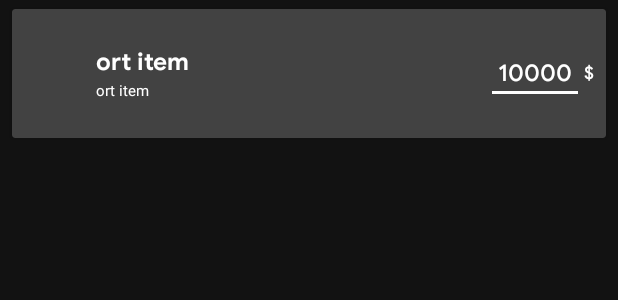
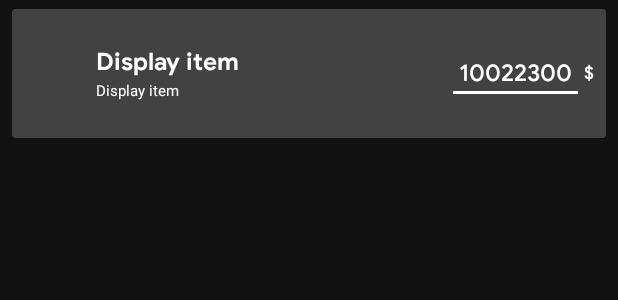
Before and after one commit to Akshshr/Revolut.Exchange, an Android app: the layout row_currencies.xml on its own in the app's theme, with its tools: preview values and no code run, on a phone screen of 412 x 824 dp. Shown: the top 300 px of the screen. Run offline under Robolectric (Android 15) with nearby library versions, the light colour scheme and no system bars.

Commit message:
Simple and easy

```diff
--- a/app/build.gradle
+++ b/app/build.gradle
@@ -59,12 +59,11 @@ dependencies {
     testImplementation 'junit:junit:4.12'
     androidTestImplementation 'androidx.test.ext:junit:1.1.1'
     androidTestImplementation 'androidx.test.espresso:espresso-core:3.2.0'
+    implementation 'com.google.android.material:material:1.0.0'
 
-    implementation 'com.google.android.material:material:1.0.0'
 
     //Android X
     implementation 'androidx.cardview:cardview:1.0.0'
-    implementation 'androidx.percentlayout:percentlayout:1.0.0'
     implementation 'androidx.appcompat:appcompat:1.1.0'
     implementation 'androidx.legacy:legacy-support-core-utils:1.0.0'
     implementation 'androidx.annotation:annotation:1.1.0'
--- a/app/src/main/res/layout/row_currencies.xml
+++ b/app/src/main/res/layout/row_currencies.xml
@@ -2,13 +2,7 @@
 <layout xmlns:android="http://schemas.android.com/apk/res/android"
     xmlns:app="http://schemas.android.com/apk/res-auto"
     xmlns:tools="http://schemas.android.com/tools">
-
     <data>
-
-        <variable
-            name="test"
-            type="String" />
-
         <variable
             name="currenyviewmodel"
             type="com.revolutexchange.app.main.viewModels.CurrenyAdapterViewModel" />
@@ -63,7 +57,7 @@
                     android:layout_height="wrap_content"
                     android:textColor="@color/white"
                     android:textStyle="bold"
-                    tools:text="ort item" />
+                    tools:text="Display item" />
 
                 <TextView
                     android:id="@+id/currencyName"
@@ -72,7 +66,7 @@
                     android:layout_marginTop="@dimen/d2"
                     android:layout_height="wrap_content"
                     android:textColor="@color/white"
-                    tools:text="ort item" />
+                    tools:text="Display item" />
 
                 </LinearLayout>
 
@@ -82,11 +76,12 @@
                     android:layout_height="wrap_content"
                     android:paddingStart="@dimen/d8"
                     android:paddingEnd="@dimen/d8"
+                    android:maxLength="10"
                     android:layout_centerVertical="true"
-                    android:layout_toLeftOf="@+id/currencySymbol"
+                    android:layout_toStartOf="@+id/currencySymbol"
                     style="@style/Text.Bright.16spMedium"
                     android:inputType="numberDecimal"
-                    tools:text="10000" />
+                    tools:text="10022300" />
 
                 <TextView
                     android:id="@+id/currencySymbol"
```
